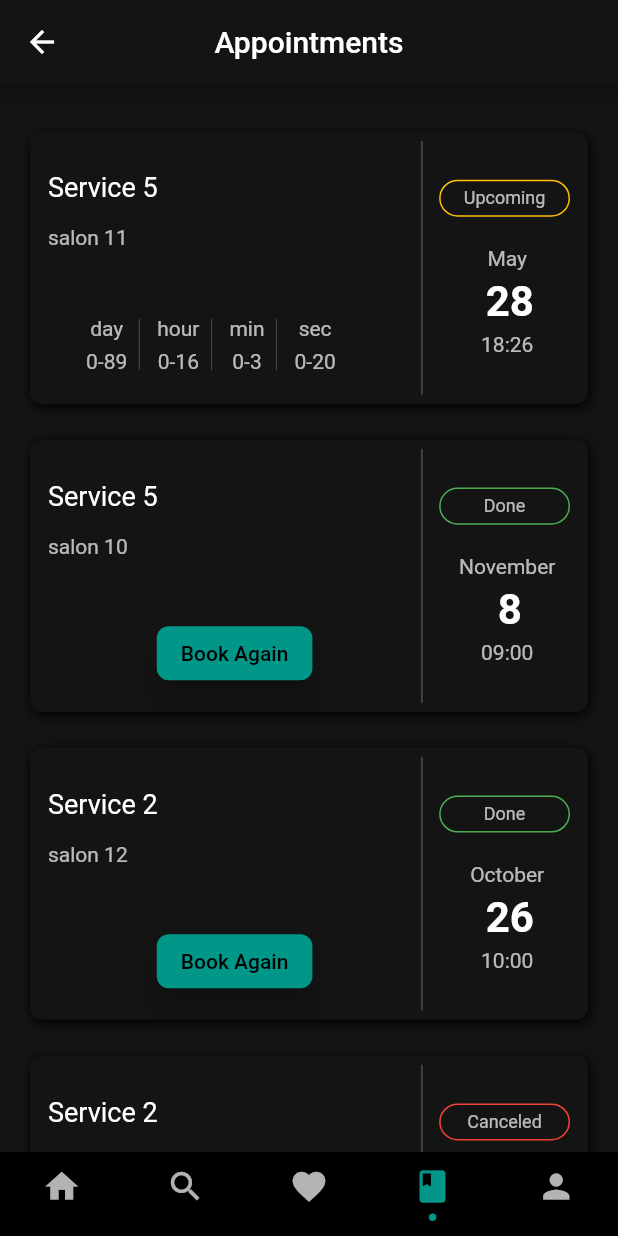
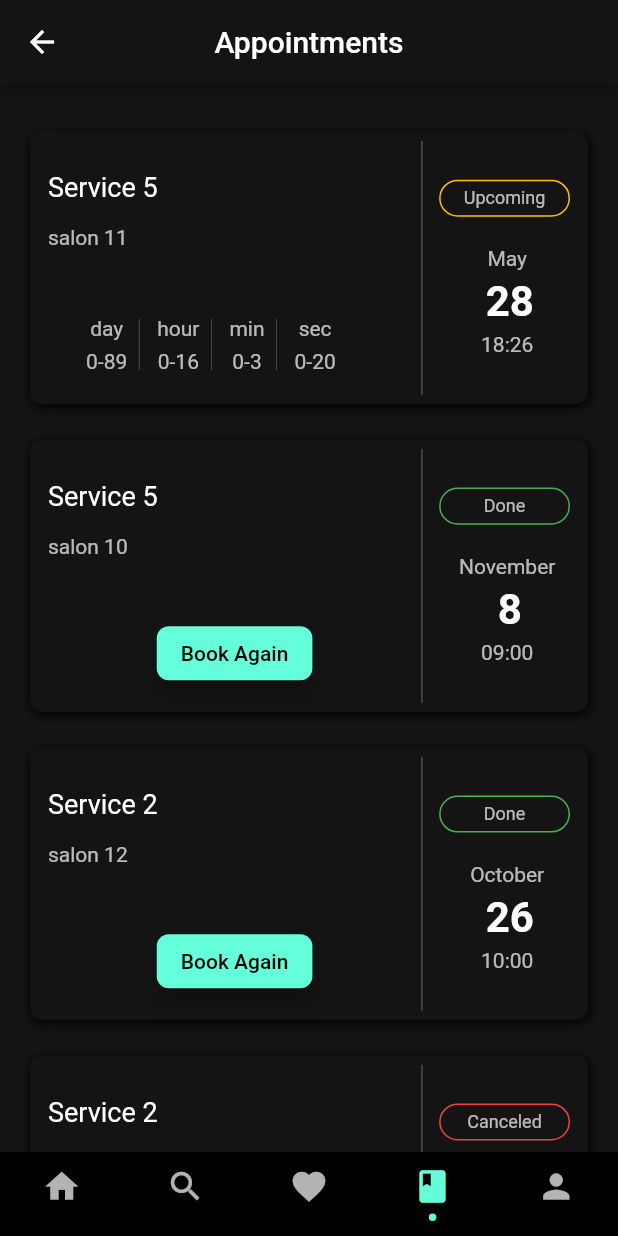
Before and after one commit to arthurharutyunyan91/Beauty-salon-app, a Flutter app: the MainScreen screen opened directly, item 4 of the bottom bar chosen, on a phone screen of 412 x 824 dp. Run offline on Flutter 3.47's test engine with Material 2 defaults, Android fonts, the phone set to English and light mode, and no system bars; drawn by our look-alikes of persistent_bottom_nav_bar; our stand-ins replace carousel_slider, flutter_spinkit, flutter_swiper, geolocator, get, getwidget and 2 more; network calls fail.

Commit message:
some fixes

```diff
--- a/bb_flutter/lib/app/authentication/sign_in/screen.dart
+++ b/bb_flutter/lib/app/authentication/sign_in/screen.dart
@@ -56,7 +56,7 @@ class _SignInForm extends StatelessWidget {
               },
               style: TextStyle(color: Colors.white),
               hint: 'Email',
-              prefixIcon: Icon(Icons.mail_outline),
+              prefixIcon: Icon(Icons.mail_outline, color: Colors.white24,),
             ),
             SizedBox(height: 8),
             TextInputField(
@@ -70,7 +70,7 @@ class _SignInForm extends StatelessWidget {
               },
               style: TextStyle(color: Colors.white),
               hint: 'Password',
-              prefixIcon: Icon(Icons.lock_outline),
+              prefixIcon: Icon(Icons.lock_outline, color: Colors.white24,),
             ),
             SizedBox(height: 50),
             OutlineButtonWidget(
--- a/bb_flutter/lib/app/home/main/controller.dart
+++ b/bb_flutter/lib/app/home/main/controller.dart
@@ -1,4 +1,3 @@
-import 'package:flutter_app/model/appointment.dart';
 import 'package:flutter_app/model/appointment.dart';
 import 'package:flutter_app/model/business.dart';
 import 'package:flutter_app/util/strings.dart';
@@ -11,7 +10,6 @@ import '../../../repository/mock_repository/mock_repository.dart';
 
 class MainController extends GetxController {
   final navBarController = PersistentTabController(initialIndex: 0);
-  int navigationIndex = 0;
   var businessCategory = hairCategory;
 
   List<BusinessSale> _businessSales;
@@ -52,7 +50,7 @@ class MainController extends GetxController {
 
   // change bottom navigation bar index
   changeNavIndex(int index) {
-    navigationIndex = index;
+    navBarController.index = index;
     update();
   }
 }
--- a/bb_flutter/lib/app/home/main/screen.dart
+++ b/bb_flutter/lib/app/home/main/screen.dart
@@ -6,6 +6,7 @@ import 'package:get/get.dart';
 import '../tabs/appointments_tab/screen.dart';
 import '../tabs/favorites_tab/screen.dart';
 import '../tabs/home_tab/screen.dart';
+import '../tabs/profile_tab/profile_tab.dart';
 import '../tabs/search_tab/screen.dart';
 import 'controller.dart';
 
@@ -19,8 +20,7 @@ class MainScreen extends StatelessWidget {
       SearchTab2(),
       FavoritesTab2(),
       AppointmentsTab2(),
-      Container(),
-      // ProfileTab(),
+      ProfileTab()
     ];
 
     return GetBuilder<MainController>(builder: (_) {
@@ -52,31 +52,31 @@ List<PersistentBottomNavBarItem> navBarsItems() {
     PersistentBottomNavBarItem(
       icon: Icon(Icons.home),
       title: '',
-      activeColorPrimary: Colors.teal,
+      activeColorPrimary: Colors.tealAccent,
       inactiveColorPrimary: Colors.white70,
     ),
     PersistentBottomNavBarItem(
       icon: Icon(Icons.search),
       title: '',
-      activeColorPrimary: Colors.teal,
+      activeColorPrimary: Colors.tealAccent,
       inactiveColorPrimary: Colors.white70,
     ),
     PersistentBottomNavBarItem(
       icon: Icon(Icons.favorite),
       title: '',
-      activeColorPrimary: Colors.teal,
+      activeColorPrimary: Colors.tealAccent,
       inactiveColorPrimary: Colors.white70,
     ),
     PersistentBottomNavBarItem(
       icon: Icon(Icons.book),
       title: '',
-      activeColorPrimary: Colors.teal,
+      activeColorPrimary: Colors.tealAccent,
       inactiveColorPrimary: Colors.white70,
     ),
     PersistentBottomNavBarItem(
       icon: Icon(Icons.person),
       title: '',
-      activeColorPrimary: Colors.teal,
+      activeColorPrimary: Colors.tealAccent,
       inactiveColorPrimary: Colors.white70,
     ),
   ];
--- a/bb_flutter/lib/app/home/tabs/search_tab/controller.dart
+++ b/bb_flutter/lib/app/home/tabs/search_tab/controller.dart
@@ -9,7 +9,7 @@ import '../../../details/main/screen.dart';
 class SearchTabController extends GetxController {
   static const List<String> tabs = ['Hair', 'Nail', 'MakeUp'];
   final MainController _mainController = Get.find();
-  var selectedCategory = 0;
+  var selectedCategoryIndex = 0;
 
   List<Business> _businessesByCategory;
   List<Business> get businessesByCategory => _businessesByCategory;
@@ -20,7 +20,7 @@ class SearchTabController extends GetxController {
   }
 
   updateBusinessesByCategory(String selectedCategory) {
-    this.selectedCategory = tabs.indexOf(selectedCategory);
+    this.selectedCategoryIndex = tabs.indexOf(selectedCategory);
     _businessesByCategory = _mainController.businesses
         .where((i) => i.categories.contains(selectedCategory))
         .toList();
--- a/bb_flutter/lib/app/map/controller.dart
+++ b/bb_flutter/lib/app/map/controller.dart
@@ -5,6 +5,8 @@ import 'package:flutter_app/model/business.dart';
 import 'package:geolocator/geolocator.dart';
 import 'package:get/get.dart';
 import 'package:google_maps_flutter/google_maps_flutter.dart';
+
+import '../details/main/screen.dart';
 
 class MapScreenController extends GetxController {
   final List<Business> businesses;
@@ -19,6 +21,10 @@ class MapScreenController extends GetxController {
   MapScreenController(this.businesses) {
     _initIcons();
     animateToLocation();
+  }
+
+  goToBusinessDetails() {
+    Get.to(BusinessDetailsScreen(business: selectedBusiness));
   }
 
   onMapCreated(GoogleMapController controller) {
--- a/bb_flutter/lib/app/map/map.dart
+++ b/bb_flutter/lib/app/map/map.dart
@@ -4,7 +4,6 @@ import 'package:flutter_app/model/business.dart';
 import 'package:flutter_app/widget/gradient/vertical_gradient.dart';
 import 'package:get/get.dart';
 import 'package:google_maps_flutter/google_maps_flutter.dart';
-
 import '../../widget/business_item/business_item.dart';
 
 class MapPage extends StatefulWidget {
@@ -104,9 +103,7 @@ class SelectedBusiness extends StatelessWidget {
                 height: 150,
                 child: BusinessWidget(
                   business: controller.selectedBusiness,
-                  onTap: () {
-                    //TODO
-                  },
+                  onTap: controller.goToBusinessDetails,
                 ),
               ),
             ),
--- a/bb_flutter/lib/resources/RColors.dart
+++ b/bb_flutter/lib/resources/RColors.dart
@@ -19,6 +19,6 @@ class RColors {
   static const Color blackShape3 = Color.fromARGB(255, 16, 16, 16);
   static const Color blackShape4 = Color.fromARGB(255, 19, 19, 19);
 
-  static const Color primaryColor = Colors.teal;
-  static const Color secondaryColor = Colors.tealAccent;
+  static const Color primaryColor = Colors.tealAccent;
+  static const Color secondaryColor = Colors.teal;
 }
--- a/bb_flutter/lib/widget/text/decoration.dart
+++ b/bb_flutter/lib/widget/text/decoration.dart
@@ -11,6 +11,7 @@ getUnderlineDecoration(
     hintStyle: TextStyle(color: Colors.white24),
     prefixIcon: prefixIcon,
     suffixIcon: suffixIcon,
+    iconColor: Colors.white24,
     enabledBorder: new UnderlineInputBorder(
       borderSide: BorderSide(color: Colors.white24),
     ),
```
Also changed, not shown: bb_flutter/lib/app/home/tabs/search_tab/screen.dart (+11 -6 lines).
